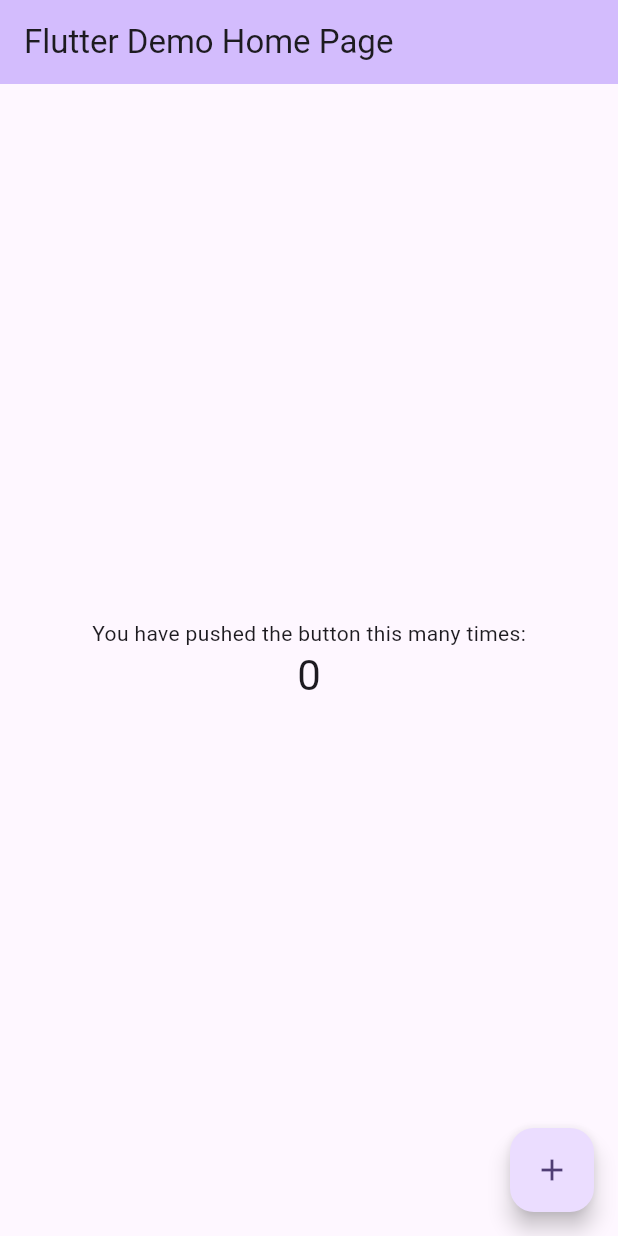
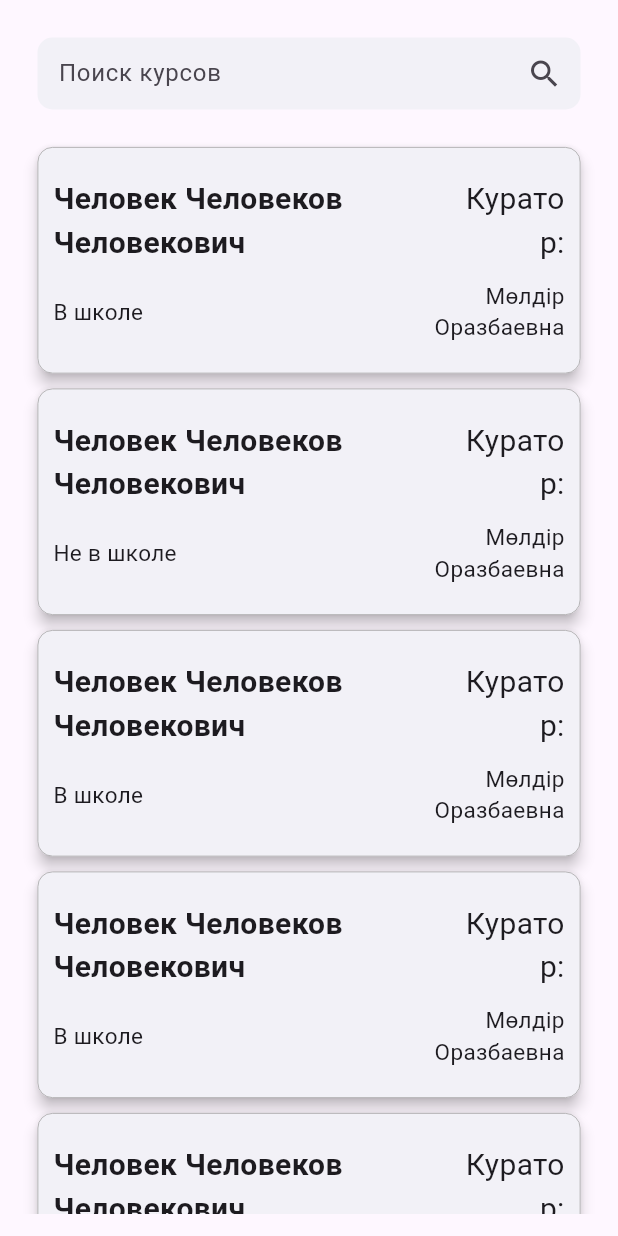
Before and after one commit to chillit/nonsense, a Flutter app: the screen it shows after launch, on a phone screen of 412 x 824 dp. Run offline on Flutter 3.47's test engine with Material 3 defaults, Android fonts, the phone set to English and light mode, and no system bars.

Commit message:
список людей

```diff
--- a/lib/main.dart
+++ b/lib/main.dart
@@ -1,4 +1,5 @@
 import 'package:flutter/material.dart';
+import 'package:nonsense/people_list.dart';
 
 void main() {
   runApp(const MyApp());
@@ -22,7 +23,7 @@ class MyApp extends StatelessWidget {
         colorScheme: ColorScheme.fromSeed(seedColor: Colors.deepPurple),
         useMaterial3: true,
       ),
-      home: const MyHomePage(title: 'Flutter Demo Home Page'),
+      home: const PeopleList(),
     );
   }
 }
--- /dev/null
+++ b/lib/people_list.dart
@@ -0,0 +1,159 @@
+import 'package:flutter/material.dart';
+
+class PeopleList extends StatefulWidget {
+  const PeopleList({super.key});
+
+  @override
+  State<PeopleList> createState() => _PeopleListState();
+}
+
+class _PeopleListState extends State<PeopleList> {
+  @override
+  Widget build(BuildContext context) {
+    return Scaffold(
+      body: Padding(
+        padding: const EdgeInsets.only(top: 15, left: 15, right: 15, bottom: 15),
+        child: Column(
+          children: [
+            Padding(
+                padding: const EdgeInsets.symmetric(horizontal: 10.0, vertical: 10),
+                child: TextField(
+                  decoration: InputDecoration(
+                    hintText: 'Поиск курсов',
+                    suffixIcon: Icon(Icons.search),
+                    contentPadding: EdgeInsets.all(10),
+                    border: OutlineInputBorder(
+                      borderRadius: BorderRadius.circular(10),
+                      borderSide: BorderSide(
+                        style: BorderStyle.none,
+                        width: 0,
+                      ),
+                    ),
+                    filled: true,
+                    fillColor: Color.fromARGB(255, 242, 241, 247),
+                  ),
+                ),
+              ),
+            Expanded(
+              child: ListView(
+                physics: BouncingScrollPhysics(),
+                padding: EdgeInsets.all(10.0),
+                children: [
+                  PersonTile(fio: 'Человек Человеков Человекович', inSchool: true, curator: "Мөлдір Оразбаевна"),
+                  PersonTile(fio: 'Человек Человеков Человекович', inSchool: false, curator: "Мөлдір Оразбаевна"),
+                  PersonTile(fio: 'Человек Человеков Человекович', inSchool: true, curator: "Мөлдір Оразбаевна"),
+                  PersonTile(fio: 'Человек Человеков Человекович', inSchool: true, curator: "Мөлдір Оразбаевна"),
+                  PersonTile(fio: 'Человек Человеков Человекович', inSchool: true, curator: "Мөлдір Оразбаевна"),
+                  PersonTile(fio: 'Человек Человеков Человекович', inSchool: false, curator: "Мөлдір Оразбаевна"),
+                  PersonTile(fio: 'Человек Человеков Человекович', inSchool: true, curator: "Мөлдір Оразбаевна"),
+                ],
+              ),
+            ),
+          ],
+        ),
+      ),
+    );
+  }
+}
+
+class PersonTile extends StatefulWidget {
+  const PersonTile({super.key, required this.fio, required this.inSchool, required this.curator});
+  final String fio, curator;
+  final bool inSchool;
+  @override
+  State<PersonTile> createState() => _PersonTileState();
+}
+
+class _PersonTileState extends State<PersonTile> {
+  @override
+  Widget build(BuildContext context) {
+    return Padding(
+      padding: const EdgeInsets.symmetric(vertical: 5,),
+      child: SizedBox(
+        width: double.infinity,
+        child: Material(
+          elevation: 4,
+          borderRadius: BorderRadius.circular(10),
+          child: Container(
+            padding: EdgeInsets.symmetric(vertical: 20, horizontal: 10),
+            decoration: BoxDecoration(
+                borderRadius: BorderRadius.circular(10),
+                color: Color.fromARGB(255, 242, 241, 247),
+                border: Border.all(color: Colors.grey, width: 0.5)),
+            child: Column(
+              mainAxisAlignment: MainAxisAlignment.center,
+              crossAxisAlignment: CrossAxisAlignment.center,
+              children: [
+                Row(
+                  children: [
+                    Expanded(
+                      flex: 10,
+                      child: SizedBox(
+                        width: double.infinity,
+                        child: Text(
+                          widget.fio,
+                          style: TextStyle(fontSize: 20, fontWeight: FontWeight.bold),
+                        ),
+                      ),
+                    ),
+                    Expanded(
+                      flex: 2,
+                      child: SizedBox(
+                        width: double.infinity,
+                      ),
+                    ),
+                    Expanded(
+                      flex: 3,
+                      child: SizedBox(
+                        width: double.infinity,
+                        child: Text(
+                          'Куратор:',
+                          textAlign: TextAlign.end,
+                          style: TextStyle(fontSize: 20,),
+                        ),
+                      ),
+                    ),
+                  ],
+                ),
+                SizedBox(
+                  height: 10,
+                ),
+                Row(
+                  children: [
+                    Expanded(
+                      flex: 10,
+                      child: SizedBox(
+                        width: double.infinity,
+                        child: Text(
+                          widget.inSchool ? "В школе" : "Не в школе",
+                          style: TextStyle(fontSize: 15,),
+                        ),
+                      ),
+                    ),
+                    Expanded(
+                      flex: 2,
+                      child: SizedBox(
+                        width: double.infinity,
+                      ),
+                    ),
+                    Expanded(
+                      flex: 5,
+                      child: SizedBox(
+                        width: double.infinity,
+                        child: Text(
+                          widget.curator,
+                          textAlign: TextAlign.end,
+                          style: TextStyle(fontSize: 15,),
+                        ),
+                      ),
+                    ),
+                  ],
+                ),
+              ],
+            ),
+          ),
+        ),
+      ),
+    );
+  }
+}
```
Also changed, not shown: pubspec.lock, 1 other file.
